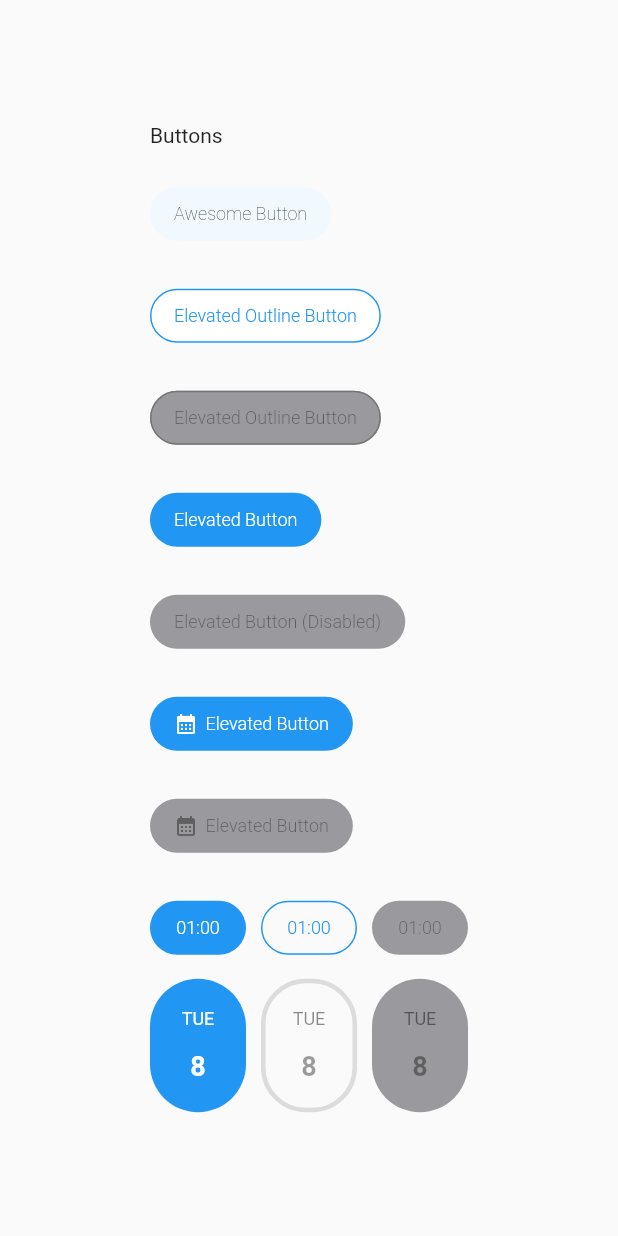
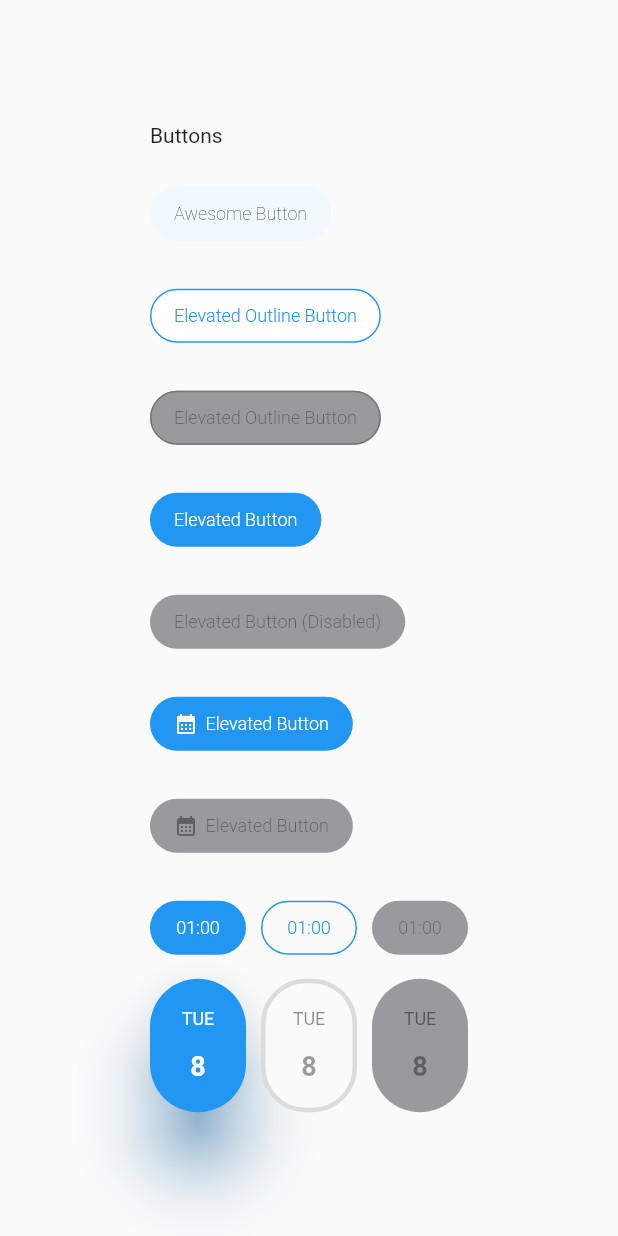
Before and after one commit to alper-mf/flutter_awesome_ui_kit, a Flutter app: the screen it shows after launch, on a phone screen of 412 x 824 dp. Run offline on Flutter 3.47's test engine with Material 2 defaults, Android fonts, the phone set to English and light mode, and no system bars.

Commit message:
feat: Elevation is added to time picker button

```diff
--- a/lib/app/component/button/button_builder/awesome_button_builder.dart
+++ b/lib/app/component/button/button_builder/awesome_button_builder.dart
@@ -1,3 +1,5 @@
+import 'dart:math';
+
 import 'package:flutter/material.dart';
 import 'model/button_options_model.dart';
 
@@ -11,18 +13,22 @@ class AwesomeButtonBuilder {
   Widget? _text; // The button text widget
   Widget? _icon; // The button icon widget
   Color? _color; // The button color
+  Color? _shadowColor;
 
   bool? _outline = false; // Whether the button should be outlined or not
   bool? _disabled = false; // Whether the button is disabled or not
   bool? _loading = false; // Whether the button is in a loading state or not
   double? _radius = 10; // The button border radius
   double? _borderWidth = 2; // The button border width
+  double? _elevation = 0; // The button elevation
 
   Function()? _onPressed; // The callback function when the button is pressed
   Widget? _loadingWidget; // The loading widget to display while the button is loading
 
   /// Sets options for the button
   AwesomeButtonBuilder fromOptions(ButtonOptions options) {
+    _elevation = options.elevation ?? 0;
+    _shadowColor = options.shadowColor ?? Colors.black45;
     _key = options.key ?? UniqueKey();
     _text = options.text ?? const SizedBox.shrink();
     _icon = options.icon ?? const SizedBox.shrink();
@@ -46,6 +52,8 @@ class AwesomeButtonBuilder {
   /// Builds an elevated button
   Widget buildElevatedButton() {
     return _ElevatedButton(
+      elevation: _elevation!,
+      shadowColor: _shadowColor ?? Colors.black45,
       loadingWidget: _loadingWidget!,
       key: _key!,
       onPressed: _onPressed!,
@@ -63,6 +71,8 @@ class AwesomeButtonBuilder {
   /// Builds an outlined button
   Widget buildOutlinedButton() {
     return _OutlinedButton(
+      shadowColor: _shadowColor ?? Colors.black45,
+      elevation: _elevation ?? 0,
       borderWidth: _borderWidth!,
       loadingWidget: _loadingWidget!,
       key: _key!,
--- a/lib/app/component/button/button_builder/model/button_options_model.dart
+++ b/lib/app/component/button/button_builder/model/button_options_model.dart
@@ -9,8 +9,10 @@ class ButtonOptions {
   final bool? outline;
   final bool? disabled;
   final Color? color;
+  final Color? shadowColor;
   final double? radius;
   final double? borderWidth;
+  final double? elevation;
   final Function()? onPressed;
 
   ButtonOptions({
@@ -25,5 +27,7 @@ class ButtonOptions {
     this.loadingWidget,
     this.outline,
     this.onPressed,
+    this.shadowColor,
+    this.elevation,
   });
 }
--- a/lib/app/component/button/button_builder/widgets/button_widget.dart
+++ b/lib/app/component/button/button_builder/widgets/button_widget.dart
@@ -4,11 +4,13 @@ abstract class _ButtonWidget extends StatelessWidget {
   final Widget _text;
   final Widget _icon;
   final Color _color;
+  final Color _shadowColor;
   final bool _outline;
   final bool _disabled;
   final bool _loading;
   final double _radius;
   final double _borderWidth;
+  final double _elevation;
   final Function()? _onPressed;
   final Widget? _loadingWidget;
   const _ButtonWidget({
@@ -16,21 +18,25 @@ abstract class _ButtonWidget extends StatelessWidget {
     required Widget text,
     required Widget icon,
     required Color color,
+    required Color shadowColor,
     required bool outline,
     required bool disabled,
     required bool loading,
     required double radius,
     required double borderWidth,
+    required double elevation,
     required Function()? onPressed,
     required Widget? loadingWidget,
   })  : _text = text,
         _icon = icon,
         _color = color,
+        _shadowColor = shadowColor,
         _outline = outline,
         _disabled = disabled,
         _loading = loading,
         _radius = radius,
         _borderWidth = borderWidth,
+        _elevation = elevation,
         _onPressed = onPressed,
         _loadingWidget = loadingWidget,
         super(key: key);
--- a/lib/app/component/button/button_builder/widgets/elevated_button.dart
+++ b/lib/app/component/button/button_builder/widgets/elevated_button.dart
@@ -6,11 +6,13 @@ class _ElevatedButton extends _ButtonWidget {
     required Widget text,
     required Widget icon,
     required Color color,
+    required Color shadowColor,
     required bool outline,
     required bool disabled,
     required bool loading,
     required double radius,
     required double borderWidth,
+    required double elevation,
     required Function()? onPressed,
     required Widget? loadingWidget,
   }) : super(
@@ -18,11 +20,13 @@ class _ElevatedButton extends _ButtonWidget {
           text: text,
           icon: icon,
           color: color,
+          shadowColor: shadowColor,
           outline: outline,
           disabled: disabled,
           loading: loading,
           radius: radius,
           borderWidth: borderWidth,
+          elevation: elevation,
           onPressed: onPressed,
           loadingWidget: loadingWidget,
         );
@@ -31,7 +35,8 @@ class _ElevatedButton extends _ButtonWidget {
   Widget build(BuildContext context) {
     final buttonStyle = _outline
         ? ElevatedButton.styleFrom(
-            elevation: 0,
+            elevation: _elevation,
+            shadowColor: _shadowColor,
             foregroundColor: _loading
                 ? Colors.grey.shade400
                 : _disabled
@@ -49,7 +54,8 @@ class _ElevatedButton extends _ButtonWidget {
             ),
           )
         : OutlinedButton.styleFrom(
-            elevation: 0,
+            elevation: _elevation,
+            shadowColor: _shadowColor,
             backgroundColor: _loading
                 ? const Color.fromRGBO(154, 153, 157, 100)
                 : _disabled
--- a/lib/app/component/button/button_builder/widgets/outlined_button.dart
+++ b/lib/app/component/button/button_builder/widgets/outlined_button.dart
@@ -6,11 +6,13 @@ class _OutlinedButton extends _ButtonWidget {
     required Widget text,
     required Widget icon,
     required Color color,
+    required Color shadowColor,
     required bool outline,
     required bool disabled,
     required bool loading,
     required double radius,
     required double borderWidth,
+    required double elevation,
     required Function()? onPressed,
     required Widget? loadingWidget,
   }) : super(
@@ -18,11 +20,13 @@ class _OutlinedButton extends _ButtonWidget {
           text: text,
           icon: icon,
           color: color,
+          shadowColor: shadowColor,
           outline: outline,
           disabled: disabled,
           loading: loading,
           radius: radius,
           borderWidth: borderWidth,
+          elevation: elevation,
           onPressed: onPressed,
           loadingWidget: loadingWidget,
         );
@@ -32,6 +36,8 @@ class _OutlinedButton extends _ButtonWidget {
       key: key,
       onPressed: !_disabled ? _onPressed : null,
       style: OutlinedButton.styleFrom(
+        elevation: _elevation,
+        shadowColor: _shadowColor,
         backgroundColor: _disabled
             ? const Color(0xFF9A999D)
             : _loading
--- a/lib/app/component/selectable_date_picker_button/selectable_date_picker_button.dart
+++ b/lib/app/component/selectable_date_picker_button/selectable_date_picker_button.dart
@@ -1,3 +1,5 @@
+import 'dart:math';
+
 import 'package:flutter/material.dart';
 import '../button/button_builder/awesome_button_builder.dart';
 import '../button/button_builder/model/button_options_model.dart';
@@ -8,7 +10,9 @@ class SelectableDatePickerButton extends StatelessWidget {
   final bool? disabled;
   final Icon? iconWidget;
   final Color? color;
+  final Color? shadowColor;
   final double? radius;
+
   final String date;
   final double? borderWidth;
   final Function(bool)? onPressed;
@@ -23,6 +27,7 @@ class SelectableDatePickerButton extends StatelessWidget {
     this.onPressed,
     this.disabled,
     required this.date,
+    this.shadowColor,
   }) : super(key: key);
 
   @override
@@ -71,6 +76,8 @@ class SelectableDatePickerButton extends StatelessWidget {
       loading: false,
       outline: !(isSelected ?? true),
       disabled: disabled,
+      shadowColor: shadowColor ?? Theme.of(context).primaryColor,
+      elevation: (isSelected != null && isSelected == true) ? 20 : 0,
       borderWidth: borderWidth ?? 3,
     );
 
--- a/lib/main.dart
+++ b/lib/main.dart
@@ -118,6 +118,7 @@ class _MainAppState extends State<MainApp> {
               mainAxisSize: MainAxisSize.min,
               children: [
                 SelectableDatePickerButton(
+                  isSelected: true,
                   date: '2023-08-08T19:05:08.352+00:00',
                 ),
                 SizedBox(width: 10),
```
